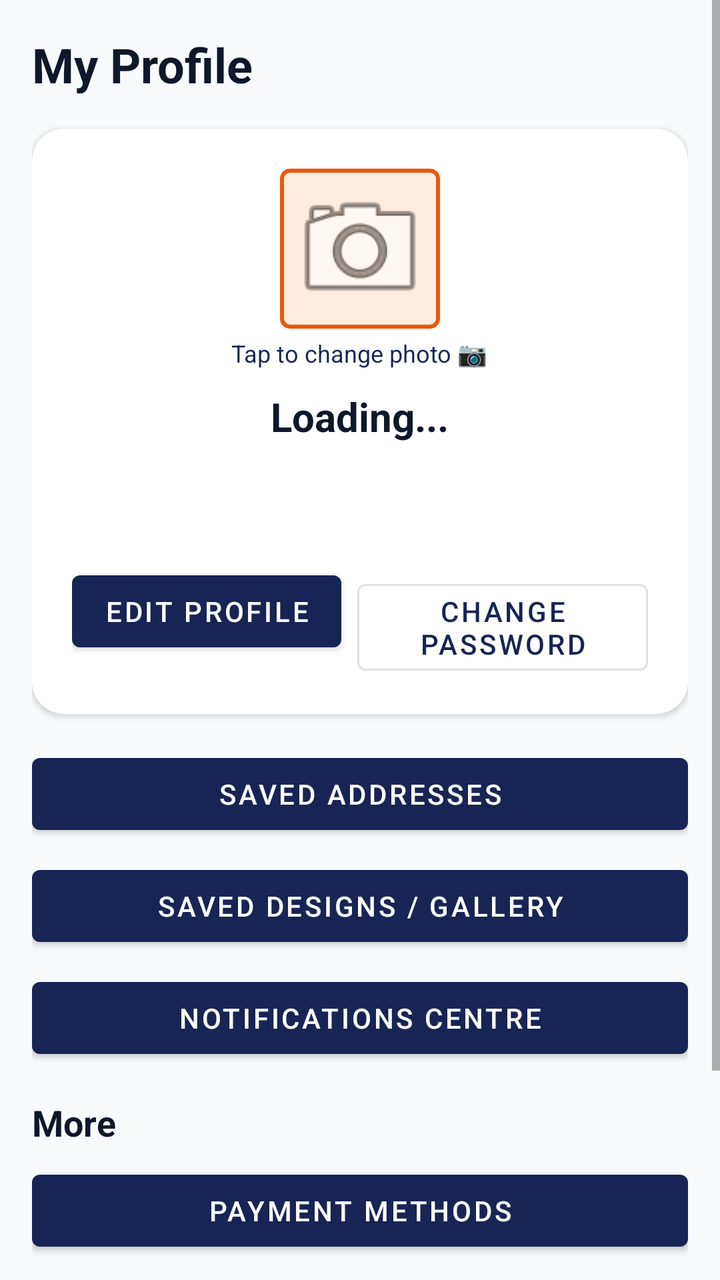
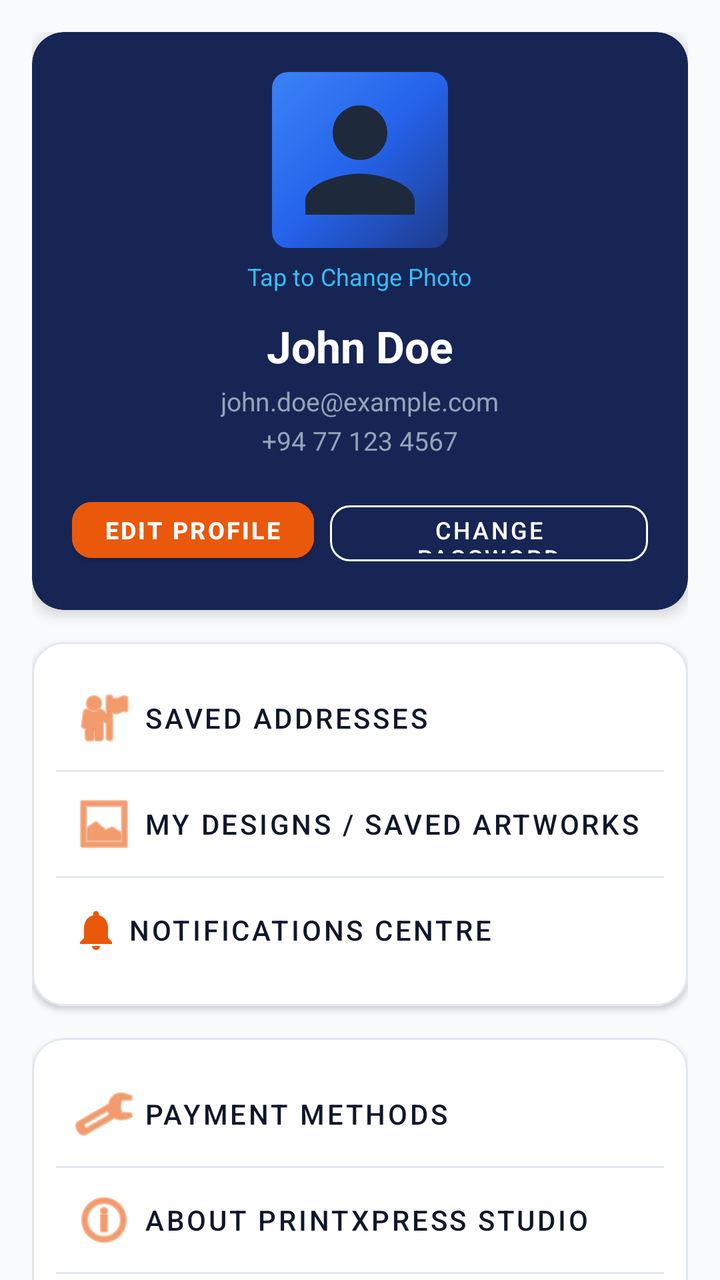

Screens rendered from an Android XML layout before and after an edit, with the pre-edit source and the edit as a unified diff.
<!-- AndroidManifest.xml: application theme Theme.PrintXpress -->
<!-- res/layout/fragment_profile.xml -->
<?xml version="1.0" encoding="utf-8"?>
<ScrollView xmlns:android="http://schemas.android.com/apk/res/android"
    xmlns:app="http://schemas.android.com/apk/res-auto"
    android:layout_width="match_parent"
    android:layout_height="match_parent"
    android:background="@color/background"
    android:fillViewport="true">

    <LinearLayout
        android:layout_width="match_parent"
        android:layout_height="wrap_content"
        android:orientation="vertical"
        android:padding="16dp">

        <TextView
            android:layout_width="match_parent"
            android:layout_height="wrap_content"
            android:text="My Profile"
            android:textSize="24sp"
            android:textStyle="bold"
            android:textColor="@color/text_primary"
            android:layout_marginBottom="16dp"/>

        
        <com.google.android.material.card.MaterialCardView
            android:layout_width="match_parent"
            android:layout_height="wrap_content"
            android:layout_marginBottom="16dp"
            app:cardCornerRadius="16dp"
            app:cardElevation="2dp"
            app:cardBackgroundColor="@color/surface"
            app:strokeWidth="0dp">

            <LinearLayout
                android:layout_width="match_parent"
                android:layout_height="wrap_content"
                android:orientation="vertical"
                android:padding="20dp"
                android:gravity="center_horizontal">

                <ImageView
                    android:id="@+id/ivProfileAvatar"
                    android:layout_width="80dp"
                    android:layout_height="80dp"
                    android:src="@android:drawable/ic_menu_camera"
                    android:background="@drawable/selection_border"
                    android:padding="4dp"
                    android:scaleType="centerCrop"
                    android:layout_marginBottom="4dp"
                    android:contentDescription="Profile avatar"/>

                <TextView
                    android:id="@+id/tvChangeDpPrompt"
                    android:layout_width="wrap_content"
                    android:layout_height="wrap_content"
                    android:text="Tap to change photo 📷"
                    android:textSize="12sp"
                    android:textColor="@color/primary"
                    android:layout_marginBottom="10dp"/>

                <TextView
                    android:id="@+id/tvUserName"
                    android:layout_width="wrap_content"
                    android:layout_height="wrap_content"
                    android:text="Loading..."
                    android:textSize="20sp"
                    android:textStyle="bold"
                    android:textColor="@color/text_primary"
                    android:layout_marginBottom="4dp"/>

                <TextView
                    android:id="@+id/tvUserEmail"
                    android:layout_width="wrap_content"
                    android:layout_height="wrap_content"
                    android:text=""
                    android:textSize="14sp"
                    android:textColor="@color/text_secondary"
                    android:layout_marginBottom="2dp"/>

                <TextView
                    android:id="@+id/tvUserPhone"
                    android:layout_width="wrap_content"
                    android:layout_height="wrap_content"
                    android:text=""
                    android:textSize="14sp"
                    android:textColor="@color/text_secondary"
                    android:layout_marginBottom="16dp"/>

                <LinearLayout
                    android:layout_width="wrap_content"
                    android:layout_height="wrap_content"
                    android:orientation="horizontal">

                    <Button
                        android:id="@+id/btnEditProfile"
                        android:layout_width="wrap_content"
                        android:layout_height="wrap_content"
                        android:text="Edit Profile"
                        android:layout_marginEnd="8dp"/>

                    <Button
                        android:id="@+id/btnChangePassword"
                        style="@style/Widget.MaterialComponents.Button.OutlinedButton"
                        android:layout_width="wrap_content"
                        android:layout_height="wrap_content"
                        android:text="Change Password"/>

                </LinearLayout>

            </LinearLayout>
        </com.google.android.material.card.MaterialCardView>

        
        <Button
            android:id="@+id/btnAddresses"
            android:layout_width="match_parent"
            android:layout_height="wrap_content"
            android:text="Saved Addresses"
            android:layout_marginBottom="8dp"/>

        <Button
            android:id="@+id/btnSavedDesigns"
            android:layout_width="match_parent"
            android:layout_height="wrap_content"
            android:text="Saved Designs / Gallery"
            android:layout_marginBottom="8dp"/>

        <Button
            android:id="@+id/btnNotifications"
            android:layout_width="match_parent"
            android:layout_height="wrap_content"
            android:text="Notifications Centre"
            android:layout_marginBottom="16dp"/>

        
        <TextView
            android:layout_width="match_parent"
            android:layout_height="wrap_content"
            android:text="More"
            android:textSize="18sp"
            android:textStyle="bold"
            android:textColor="@color/text_primary"
            android:layout_marginBottom="8dp"/>

        <Button
            android:id="@+id/btnPaymentMethods"
            android:layout_width="match_parent"
            android:layout_height="wrap_content"
            android:text="Payment Methods"
            android:layout_marginBottom="8dp"/>

        <Button
            android:id="@+id/btnAboutUs"
            android:layout_width="match_parent"
            android:layout_height="wrap_content"
            android:text="About PrintXpress"
            android:layout_marginBottom="16dp"/>

        <Button
            android:id="@+id/btnLogout"
            android:layout_width="match_parent"
            android:layout_height="wrap_content"
            android:text="Logout"
            android:backgroundTint="#EF4444"/>

    </LinearLayout>
</ScrollView>
<!-- resources referenced by this layout -->
<resources>
  <color name="background">#F8FAFC</color>
  <color name="primary">#172554</color>
  <color name="surface">#FFFFFF</color>
  <color name="text_primary">#0F172A</color>
  <color name="text_secondary">#64748B</color>
  <!-- drawable selection_border (drawable) -->
  <?xml version="1.0" encoding="utf-8"?>
  <shape xmlns:android="http://schemas.android.com/apk/res/android"
      android:shape="rectangle">
      <stroke android:width="2dp" android:color="@color/secondary" />
      <corners android:radius="4dp" />
      <solid android:color="#22F97316" />
  </shape>
  <style name="Theme.PrintXpress" parent="Theme.MaterialComponents.DayNight.NoActionBar">
          <item name="colorPrimary">@color/primary</item>
          <item name="colorPrimaryVariant">@color/primary_variant</item>
          <item name="colorSecondary">@color/secondary</item>
          <item name="colorSecondaryVariant">@color/secondary_variant</item>
          <item name="android:statusBarColor">@color/primary_variant</item>
          <item name="android:windowBackground">@color/background</item>
          <item name="colorSurface">@color/surface</item>
          <item name="colorOnSurface">@color/text_primary</item>
      </style>
  <color name="secondary">#EA580C</color>
  <color name="primary_variant">#0F172A</color>
  <color name="secondary_variant">#C2410C</color>
</resources>

<!-- the commit's change to res/layout/fragment_profile.xml (unified diff, before → after) -->
@@ -1,5 +1,5 @@
 <?xml version="1.0" encoding="utf-8"?>
-<ScrollView xmlns:android="http://schemas.android.com/apk/res/android"
+<androidx.core.widget.NestedScrollView xmlns:android="http://schemas.android.com/apk/res/android"
     xmlns:app="http://schemas.android.com/apk/res-auto"
     android:layout_width="match_parent"
     android:layout_height="match_parent"
@@ -12,16 +12,101 @@
         android:orientation="vertical"
         android:padding="16dp">
 
-        <TextView
+        <com.google.android.material.card.MaterialCardView
             android:layout_width="match_parent"
             android:layout_height="wrap_content"
-            android:text="My Profile"
-            android:textSize="24sp"
-            android:textStyle="bold"
-            android:textColor="@color/text_primary"
-            android:layout_marginBottom="16dp"/>
-
-        
+            android:layout_marginBottom="16dp"
+            app:cardCornerRadius="16dp"
+            app:cardElevation="4dp"
+            app:cardBackgroundColor="#172554">
+
+            <LinearLayout
+                android:layout_width="match_parent"
+                android:layout_height="wrap_content"
+                android:orientation="vertical"
+                android:padding="20dp"
+                android:gravity="center_horizontal">
+
+                <ImageView
+                    android:id="@+id/ivProfileAvatar"
+                    android:layout_width="88dp"
+                    android:layout_height="88dp"
+                    android:src="@drawable/ic_profile"
+                    android:background="@drawable/bg_order_gradient"
+                    android:padding="3dp"
+                    android:scaleType="centerCrop"
+                    android:layout_marginBottom="6dp"
+                    android:contentDescription="Profile avatar"/>
+
+                <TextView
+                    android:id="@+id/tvChangeDpPrompt"
+                    android:layout_width="wrap_content"
+                    android:layout_height="wrap_content"
+                    android:text="Tap to Change Photo"
+                    android:textSize="12sp"
+                    android:textColor="#38BDF8"
+                    android:layout_marginBottom="12dp"/>
+
+                <TextView
+                    android:id="@+id/tvUserName"
+                    android:layout_width="wrap_content"
+                    android:layout_height="wrap_content"
+                    android:text="John Doe"
+                    android:textSize="22sp"
+                    android:textStyle="bold"
+                    android:textColor="@android:color/white"
+                    android:layout_marginBottom="4dp"/>
+
+                <TextView
+                    android:id="@+id/tvUserEmail"
+                    android:layout_width="wrap_content"
+                    android:layout_height="wrap_content"
+                    android:text="john.doe@example.com"
+                    android:textSize="13sp"
+                    android:textColor="#94A3B8"
+                    android:layout_marginBottom="2dp"/>
+
+                <TextView
+                    android:id="@+id/tvUserPhone"
+                    android:layout_width="wrap_content"
+                    android:layout_height="wrap_content"
+                    android:text="+94 77 123 4567"
+                    android:textSize="13sp"
+                    android:textColor="#94A3B8"
+                    android:layout_marginBottom="16dp"/>
+
+                <LinearLayout
+                    android:layout_width="wrap_content"
+                    android:layout_height="wrap_content"
+                    android:orientation="horizontal">
+
+                    <com.google.android.material.button.MaterialButton
+                        android:id="@+id/btnEditProfile"
+                        android:layout_width="wrap_content"
+                        android:layout_height="40dp"
+                        android:text="Edit Profile"
+                        android:textSize="12sp"
+                        android:textStyle="bold"
+                        app:cornerRadius="10dp"
+                        android:backgroundTint="#EA580C"
+                        android:layout_marginEnd="8dp"/>
+
+                    <com.google.android.material.button.MaterialButton
+                        android:id="@+id/btnChangePassword"
+                        style="@style/Widget.MaterialComponents.Button.OutlinedButton"
+                        android:layout_width="wrap_content"
+                        android:layout_height="40dp"
+                        android:text="Change Password"
+                        android:textSize="12sp"
+                        android:textColor="@android:color/white"
+                        app:strokeColor="@android:color/white"
+                        app:cornerRadius="10dp"/>
+
+                </LinearLayout>
+
+            </LinearLayout>
+        </com.google.android.material.card.MaterialCardView>
+
         <com.google.android.material.card.MaterialCardView
             android:layout_width="match_parent"
             android:layout_height="wrap_content"
@@ -29,139 +114,131 @@
             app:cardCornerRadius="16dp"
             app:cardElevation="2dp"
             app:cardBackgroundColor="@color/surface"
-            app:strokeWidth="0dp">
+            app:strokeWidth="1dp"
+            app:strokeColor="@color/card_stroke">
 
             <LinearLayout
                 android:layout_width="match_parent"
                 android:layout_height="wrap_content"
                 android:orientation="vertical"
-                android:padding="20dp"
-                android:gravity="center_horizontal">
-
-                <ImageView
-                    android:id="@+id/ivProfileAvatar"
-                    android:layout_width="80dp"
-                    android:layout_height="80dp"
-                    android:src="@android:drawable/ic_menu_camera"
-                    android:background="@drawable/selection_border"
-                    android:padding="4dp"
-                    android:scaleType="centerCrop"
-                    android:layout_marginBottom="4dp"
-                    android:contentDescription="Profile avatar"/>
-
-                <TextView
-                    android:id="@+id/tvChangeDpPrompt"
-                    android:layout_width="wrap_content"
-                    android:layout_height="wrap_content"
-                    android:text="Tap to change photo 📷"
-                    android:textSize="12sp"
-                    android:textColor="@color/primary"
-                    android:layout_marginBottom="10dp"/>
-
-                <TextView
-                    android:id="@+id/tvUserName"
-                    android:layout_width="wrap_content"
-                    android:layout_height="wrap_content"
-                    android:text="Loading..."
-                    android:textSize="20sp"
-                    android:textStyle="bold"
-                    android:textColor="@color/text_primary"
-                    android:layout_marginBottom="4dp"/>
-
-                <TextView
-                    android:id="@+id/tvUserEmail"
-                    android:layout_width="wrap_content"
-                    android:layout_height="wrap_content"
-                    android:text=""
-                    android:textSize="14sp"
-                    android:textColor="@color/text_secondary"
-                    android:layout_marginBottom="2dp"/>
-
-                <TextView
-                    android:id="@+id/tvUserPhone"
-                    android:layout_width="wrap_content"
-                    android:layout_height="wrap_content"
-                    android:text=""
-                    android:textSize="14sp"
-                    android:textColor="@color/text_secondary"
-                    android:layout_marginBottom="16dp"/>
-
-                <LinearLayout
-                    android:layout_width="wrap_content"
-                    android:layout_height="wrap_content"
-                    android:orientation="horizontal">
-
-                    <Button
-                        android:id="@+id/btnEditProfile"
-                        android:layout_width="wrap_content"
-                        android:layout_height="wrap_content"
-                        android:text="Edit Profile"
-                        android:layout_marginEnd="8dp"/>
-
-                    <Button
-                        android:id="@+id/btnChangePassword"
-                        style="@style/Widget.MaterialComponents.Button.OutlinedButton"
-                        android:layout_width="wrap_content"
-                        android:layout_height="wrap_content"
-                        android:text="Change Password"/>
-
-                </LinearLayout>
+                android:padding="12dp">
+
+                <com.google.android.material.button.MaterialButton
+                    android:id="@+id/btnAddresses"
+                    style="@style/Widget.MaterialComponents.Button.TextButton.Icon"
+                    android:layout_width="match_parent"
+                    android:layout_height="52dp"
+                    android:text="Saved Addresses"
+                    android:textSize="14sp"
+                    android:textColor="@color/text_primary"
+                    android:gravity="start|center_vertical"
+                    app:icon="@android:drawable/ic_menu_myplaces"
+                    app:iconTint="@color/secondary"/>
+
+                <View
+                    android:layout_width="match_parent"
+                    android:layout_height="1dp"
+                    android:background="@color/border"/>
+
+                <com.google.android.material.button.MaterialButton
+                    android:id="@+id/btnSavedDesigns"
+                    style="@style/Widget.MaterialComponents.Button.TextButton.Icon"
+                    android:layout_width="match_parent"
+                    android:layout_height="52dp"
+                    android:text="My Designs / Saved Artworks"
+                    android:textSize="14sp"
+                    android:textColor="@color/text_primary"
+                    android:gravity="start|center_vertical"
+                    app:icon="@android:drawable/ic_menu_gallery"
+                    app:iconTint="@color/secondary"/>
+
+                <View
+                    android:layout_width="match_parent"
+                    android:layout_height="1dp"
+                    android:background="@color/border"/>
+
+                <com.google.android.material.button.MaterialButton
+                    android:id="@+id/btnNotifications"
+                    style="@style/Widget.MaterialComponents.Button.TextButton.Icon"
+                    android:layout_width="match_parent"
+                    android:layout_height="52dp"
+                    android:text="Notifications Centre"
+                    android:textSize="14sp"
+                    android:textColor="@color/text_primary"
+                    android:gravity="start|center_vertical"
+                    app:icon="@drawable/ic_bell"
+                    app:iconTint="@color/secondary"/>
 
             </LinearLayout>
+
         </com.google.android.material.card.MaterialCardView>
 
-        
-        <Button
-            android:id="@+id/btnAddresses"
+        <com.google.android.material.card.MaterialCardView
             android:layout_width="match_parent"
             android:layout_height="wrap_content"
-            android:text="Saved Addresses"
-            android:layout_marginBottom="8dp"/>
-
-        <Button
-            android:id="@+id/btnSavedDesigns"
-            android:layout_width="match_parent"
-            android:layout_height="wrap_content"
-            android:text="Saved Designs / Gallery"
-            android:layout_marginBottom="8dp"/>
-
-        <Button
-            android:id="@+id/btnNotifications"
-            android:layout_width="match_parent"
-            android:layout_height="wrap_content"
-            android:text="Notifications Centre"
-            android:layout_marginBottom="16dp"/>
-
-        
-        <TextView
-            android:layout_width="match_parent"
-            android:layout_height="wrap_content"
-            android:text="More"
-            android:textSize="18sp"
-            android:textStyle="bold"
-            android:textColor="@color/text_primary"
-            android:layout_marginBottom="8dp"/>
-
-        <Button
-            android:id="@+id/btnPaymentMethods"
-            android:layout_width="match_parent"
-            android:layout_height="wrap_content"
-            android:text="Payment Methods"
-            android:layout_marginBottom="8dp"/>
-
-        <Button
-            android:id="@+id/btnAboutUs"
-            android:layout_width="match_parent"
-            android:layout_height="wrap_content"
-            android:text="About PrintXpress"
-            android:layout_marginBottom="16dp"/>
-
-        <Button
-            android:id="@+id/btnLogout"
-            android:layout_width="match_parent"
-            android:layout_height="wrap_content"
-            android:text="Logout"
-            android:backgroundTint="#EF4444"/>
+            android:layout_marginBottom="24dp"
+            app:cardCornerRadius="16dp"
+            app:cardElevation="2dp"
+            app:cardBackgroundColor="@color/surface"
+            app:strokeWidth="1dp"
+            app:strokeColor="@color/card_stroke">
+
+            <LinearLayout
+                android:layout_width="match_parent"
+                android:layout_height="wrap_content"
+                android:orientation="vertical"
+                android:padding="12dp">
+
+                <com.google.android.material.button.MaterialButton
+                    android:id="@+id/btnPaymentMethods"
+                    style="@style/Widget.MaterialComponents.Button.TextButton.Icon"
+                    android:layout_width="match_parent"
+                    android:layout_height="52dp"
+                    android:text="Payment Methods"
+                    android:textSize="14sp"
+                    android:textColor="@color/text_primary"
+                    android:gravity="start|center_vertical"
+                    app:icon="@android:drawable/ic_menu_manage"
+                    app:iconTint="@color/secondary"/>
+
+                <View
+                    android:layout_width="match_parent"
+                    android:layout_height="1dp"
+                    android:background="@color/border"/>
+
+                <com.google.android.material.button.MaterialButton
+                    android:id="@+id/btnAboutUs"
+                    style="@style/Widget.MaterialComponents.Button.TextButton.Icon"
+                    android:layout_width="match_parent"
+                    android:layout_height="52dp"
+                    android:text="About PrintXpress Studio"
+                    android:textSize="14sp"
+                    android:textColor="@color/text_primary"
+                    android:gravity="start|center_vertical"
+                    app:icon="@android:drawable/ic_menu_info_details"
+                    app:iconTint="@color/secondary"/>
+
+                <View
+                    android:layout_width="match_parent"
+                    android:layout_height="1dp"
+                    android:background="@color/border"/>
+
+                <com.google.android.material.button.MaterialButton
+                    android:id="@+id/btnLogout"
+                    style="@style/Widget.MaterialComponents.Button.TextButton.Icon"
+                    android:layout_width="match_parent"
+                    android:layout_height="52dp"
+                    android:text="Sign Out"
+                    android:textSize="14sp"
+                    android:textColor="#DC2626"
+                    android:gravity="start|center_vertical"
+                    app:icon="@android:drawable/ic_menu_close_clear_cancel"
+                    app:iconTint="#DC2626"/>
+
+            </LinearLayout>
+
+        </com.google.android.material.card.MaterialCardView>
 
     </LinearLayout>
-</ScrollView>
+
+</androidx.core.widget.NestedScrollView>
<!-- resource entries referenced after the edit -->
@@ -1,18 +1,42 @@
 <!-- resources referenced by this layout -->
 <resources>
   <color name="background">#F8FAFC</color>
+  <color name="border">#E2E8F0</color>
+  <color name="card_stroke">#E2E8F0</color>
   <color name="primary">#172554</color>
   <color name="surface">#FFFFFF</color>
   <color name="text_primary">#0F172A</color>
-  <color name="text_secondary">#64748B</color>
-  <!-- drawable selection_border (drawable) -->
+  <!-- drawable bg_order_gradient (drawable) -->
   <?xml version="1.0" encoding="utf-8"?>
   <shape xmlns:android="http://schemas.android.com/apk/res/android"
       android:shape="rectangle">
-      <stroke android:width="2dp" android:color="@color/secondary" />
-      <corners android:radius="4dp" />
-      <solid android:color="#22F97316" />
+      <gradient
+          android:startColor="#1E3A8A"
+          android:centerColor="#2563EB"
+          android:endColor="#3B82F6"
+          android:angle="135"/>
+      <corners android:radius="8dp"/>
   </shape>
+  <!-- drawable ic_bell (drawable) -->
+  <vector xmlns:android="http://schemas.android.com/apk/res/android"
+      android:width="24dp"
+      android:height="24dp"
+      android:viewportWidth="24"
+      android:viewportHeight="24">
+    <path
+        android:fillColor="#1E293B"
+        android:pathData="M12,22c1.1,0 2,-0.9 2,-2h-4c0,1.1 0.9,2 2,2zM18,16v-5c0,-3.07 -1.63,-5.64 -4.5,-6.32V4c0,-0.83 -0.67,-1.5 -1.5,-1.5s-1.5,0.67 -1.5,1.5v0.68C7.64,5.36 6,7.92 6,11v5l-2,2v1h16v-1l-2,-2z"/>
+  </vector>
+  <!-- drawable ic_profile (drawable) -->
+  <vector xmlns:android="http://schemas.android.com/apk/res/android"
+      android:width="24dp"
+      android:height="24dp"
+      android:viewportWidth="24"
+      android:viewportHeight="24">
+    <path
+        android:fillColor="#1E293B"
+        android:pathData="M12,12c2.21,0 4,-1.79 4,-4s-1.79,-4 -4,-4 -4,1.79 -4,4 1.79,4 4,4zM12,14c-2.67,0 -8,1.34 -8,4v2h16v-2c0,-2.66 -5.33,-4 -8,-4z"/>
+  </vector>
   <style name="Theme.PrintXpress" parent="Theme.MaterialComponents.DayNight.NoActionBar">
           <item name="colorPrimary">@color/primary</item>
           <item name="colorPrimaryVariant">@color/primary_variant</item>
